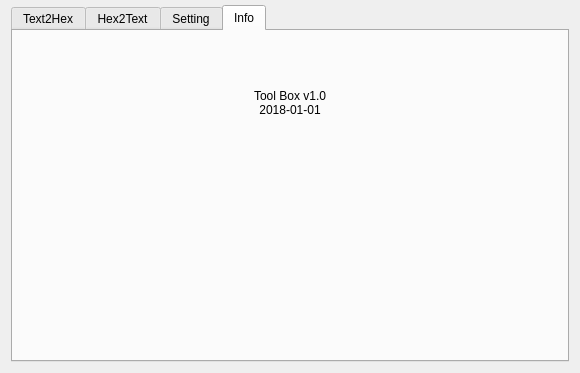
Qt form ToolBox/mainwindow.ui (ZhangYuyinGItHub/ToolBox) before a commit.
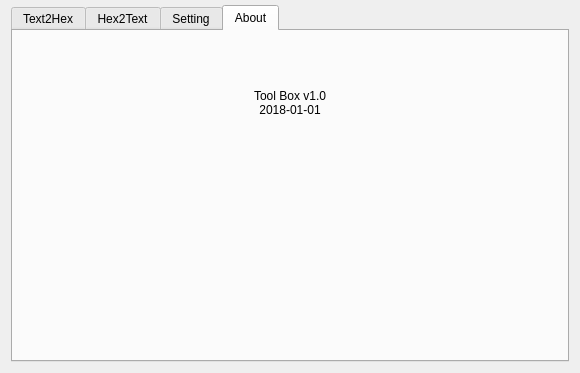
The same form after that commit. The open tabs and pages were chosen to show the change. Icons and pictures are not drawn.

```diff
--- a/ToolBox/mainwindow.ui
+++ b/ToolBox/mainwindow.ui
@@ -326,7 +326,7 @@
       </widget>
       <widget class="QWidget" name="tab_3">
        <attribute name="title">
-        <string>Info</string>
+        <string>About</string>
        </attribute>
        <layout class="QVBoxLayout" name="verticalLayout_8">
         <item>
```
Left out of the diff: 15 changed lines with no effect on the pictures.
